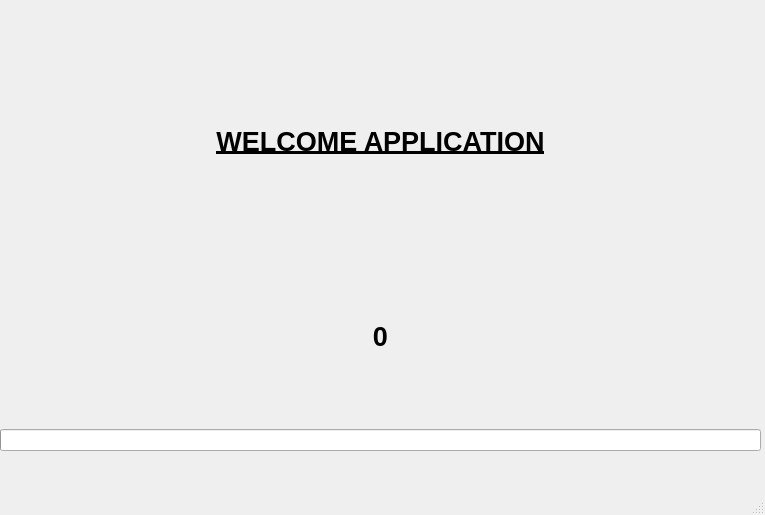
First picture: the form in mainwindow.ui, repository Nourreddine1920/Serial_Port_COM, before the edit.
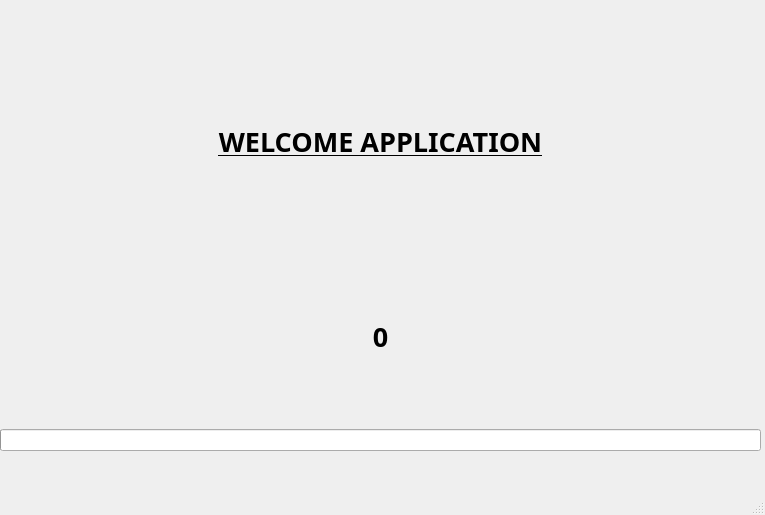
Second picture: the form after the edit.

What changed in the file:
```diff
--- a/mainwindow.ui
+++ b/mainwindow.ui
@@ -14,7 +14,7 @@
    <string>MainWindow</string>
   </property>
   <widget class="QWidget" name="centralwidget">
-   <widget class="QWidget" name="">
+   <widget class="QWidget" name="layoutWidget">
     <property name="geometry">
      <rect>
       <x>0</x>
@@ -28,7 +28,7 @@
       <widget class="QLabel" name="label_titre">
        <property name="font">
         <font>
-         <family>Arial</family>
+         <family>Goudy Old Style</family>
          <pointsize>20</pointsize>
          <bold>true</bold>
          <underline>true</underline>
@@ -48,7 +48,7 @@
         <widget class="QLabel" name="label_value">
          <property name="font">
           <font>
-           <family>Arial</family>
+           <family>Arial Rounded MT Bold</family>
            <pointsize>20</pointsize>
            <bold>true</bold>
           </font>
```
